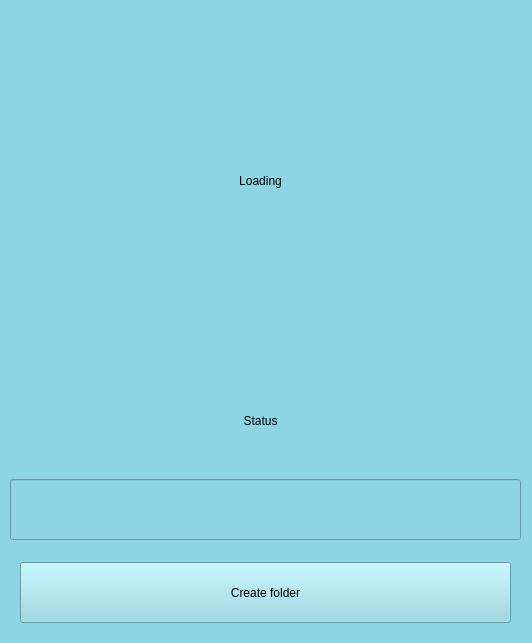
Qt form UI design/Register.ui (Fsociety-Mrn/AIoT-Smartlock) before a commit.
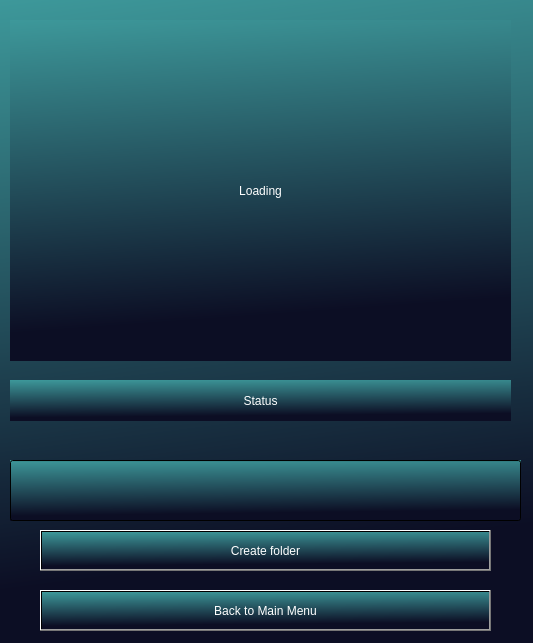
The same form after that commit.

Diff of the .ui file:
```diff
--- a/UI design/Register.ui
+++ b/UI design/Register.ui
@@ -6,7 +6,7 @@
    <rect>
     <x>0</x>
     <y>0</y>
-    <width>532</width>
+    <width>533</width>
     <height>643</height>
    </rect>
   </property>
@@ -14,17 +14,21 @@
    <string>Frame</string>
   </property>
   <property name="styleSheet">
-   <string notr="true">background-color: rgb(142, 213, 227)</string>
+   <string notr="true">background-color: qlineargradient(spread:pad, x1:0, y1:0, x2:0.0965909, y2:0.909, stop:0 rgba(61, 152, 154, 255), stop:1 rgba(12, 14, 36, 255));</string>
   </property>
   <widget class="QLabel" name="label">
    <property name="geometry">
     <rect>
      <x>10</x>
-     <y>10</y>
+     <y>20</y>
      <width>501</width>
      <height>341</height>
     </rect>
    </property>
+   <property name="styleSheet">
+    <string notr="true">color: white;
+</string>
+   </property>
    <property name="text">
     <string>Loading</string>
    </property>
@@ -36,11 +40,15 @@
    <property name="geometry">
     <rect>
      <x>10</x>
-     <y>400</y>
+     <y>380</y>
      <width>501</width>
      <height>41</height>
     </rect>
    </property>
+   <property name="styleSheet">
+    <string notr="true">color: white;
+</string>
+   </property>
    <property name="text">
     <string>Status</string>
    </property>
@@ -52,11 +60,15 @@
    <property name="geometry">
     <rect>
      <x>10</x>
-     <y>479</y>
+     <y>460</y>
      <width>511</width>
      <height>61</height>
     </rect>
    </property>
+   <property name="styleSheet">
+    <string notr="true">color: white;
+</string>
+   </property>
    <property name="alignment">
     <set>Qt::AlignCenter</set>
    </property>
@@ -64,16 +76,38 @@
   <widget class="QPushButton" name="pushButton">
    <property name="geometry">
     <rect>
-     <x>20</x>
-     <y>562</y>
-     <width>491</width>
-     <height>61</height>
+     <x>40</x>
+     <y>530</y>
+     <width>451</width>
+     <height>41</height>
     </rect>
    </property>
+   <property name="styleSheet">
+    <string notr="true">color: white;
+</string>
+   </property>
    <property name="text">
     <string>Create folder</string>
    </property>
   </widget>
+  <widget class="QPushButton" name="pushButton_2">
+   <property name="geometry">
+    <rect>
+     <x>40</x>
+     <y>590</y>
+     <width>451</width>
+     <height>41</height>
+    </rect>
+   </property>
+   <property name="styleSheet">
+    <string notr="true">color: white;
+font: 75 8pt &quot;MS Shell Dlg 2&quot;;
+</string>
+   </property>
+   <property name="text">
+    <string>Back to Main Menu</string>
+   </property>
+  </widget>
  </widget>
  <resources/>
  <connections/>
```
Left out of the diff: 4 changed lines with no effect on the pictures.
